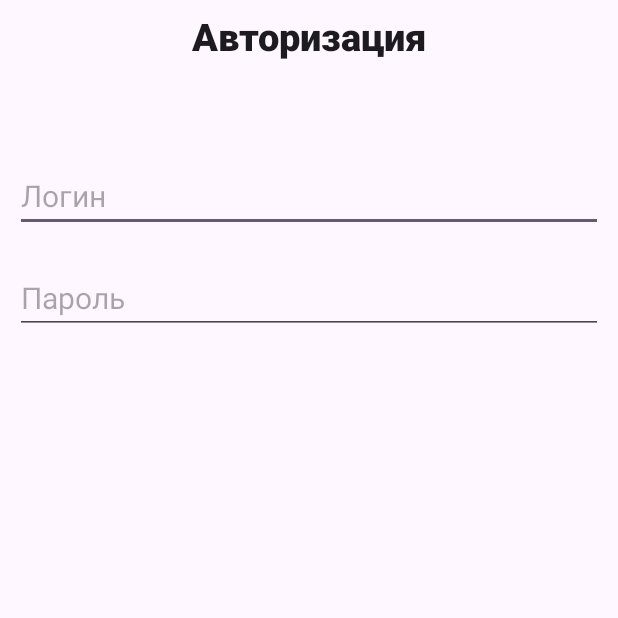
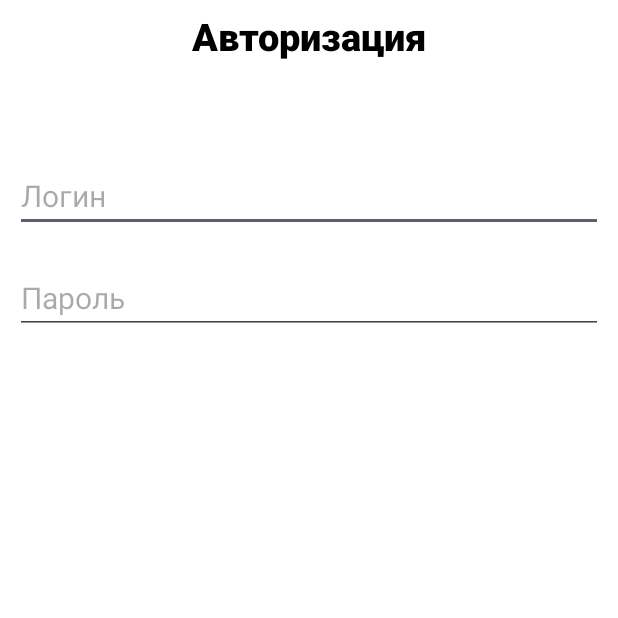
Before and after one commit to marcuryyy/EduVisionApp, an Android app: the screen it shows after launch (AuthActivity), after a tap on "Уже есть аккаунт", on a phone screen of 412 x 824 dp, the top half of it. Run offline under Robolectric (Android 15) with nearby library versions, the phone set to English and light mode, and no system bars.

Commit message:
changed themes and colors

```diff
--- a/app/src/main/res/values-night/themes.xml
+++ b/app/src/main/res/values-night/themes.xml
@@ -1,7 +1,8 @@
 <resources xmlns:tools="http://schemas.android.com/tools">
     <!-- Base application theme. -->
     <style name="Base.Theme.TestProject" parent="Theme.Material3.DayNight.NoActionBar">
-        <!-- Customize your dark theme here. -->
-        <!-- <item name="colorPrimary">@color/my_dark_primary</item> -->
+        <item name="android:statusBarColor">@color/black</item>
+        <item name="android:background">@color/darkgrey</item>
+        <item name="android:textColor">@color/white</item>
     </style>
 </resources>
--- a/app/src/main/res/values/colors.xml
+++ b/app/src/main/res/values/colors.xml
@@ -3,4 +3,5 @@
     <color name="black">#FF000000</color>
     <color name="white">#FFFFFFFF</color>
     <color name="lightblue">#FF4285B4</color>
+    <color name="darkgrey">#FF2B2D30</color>
 </resources>
--- a/app/src/main/res/values/themes.xml
+++ b/app/src/main/res/values/themes.xml
@@ -1,8 +1,9 @@
 <resources xmlns:tools="http://schemas.android.com/tools">
     <!-- Base application theme. -->
     <style name="Base.Theme.TestProject" parent="Theme.Material3.DayNight.NoActionBar">
-        <!-- Customize your light theme here. -->
-        <!-- <item name="colorPrimary">@color/my_light_primary</item> -->
+        <item name="android:statusBarColor">@color/black</item>
+        <item name="android:background">@color/white</item>
+        <item name="android:textColor">@color/black</item>
     </style>
 
     <style name="Theme.TestProject" parent="Base.Theme.TestProject" />
```
